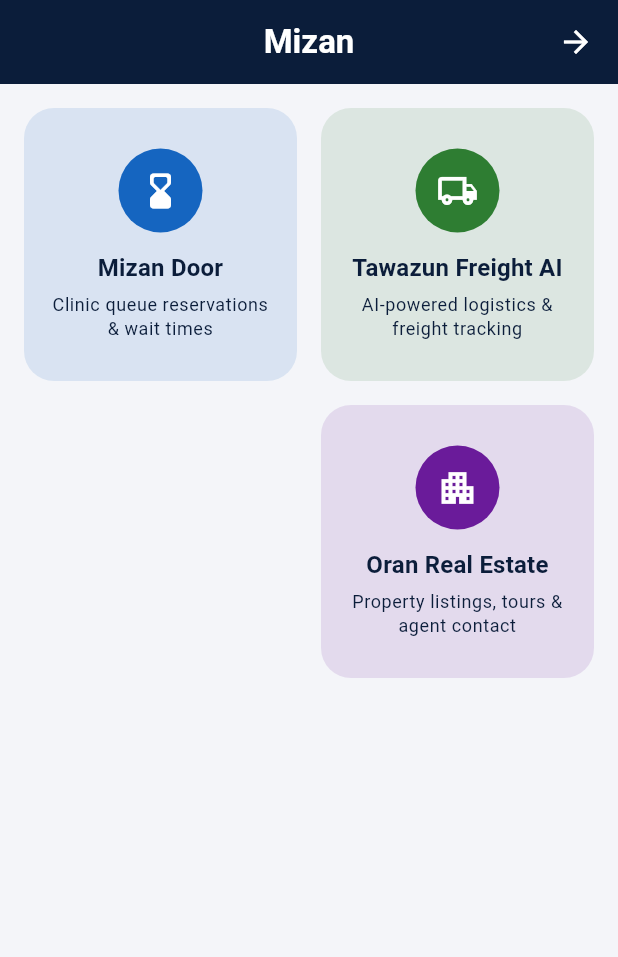
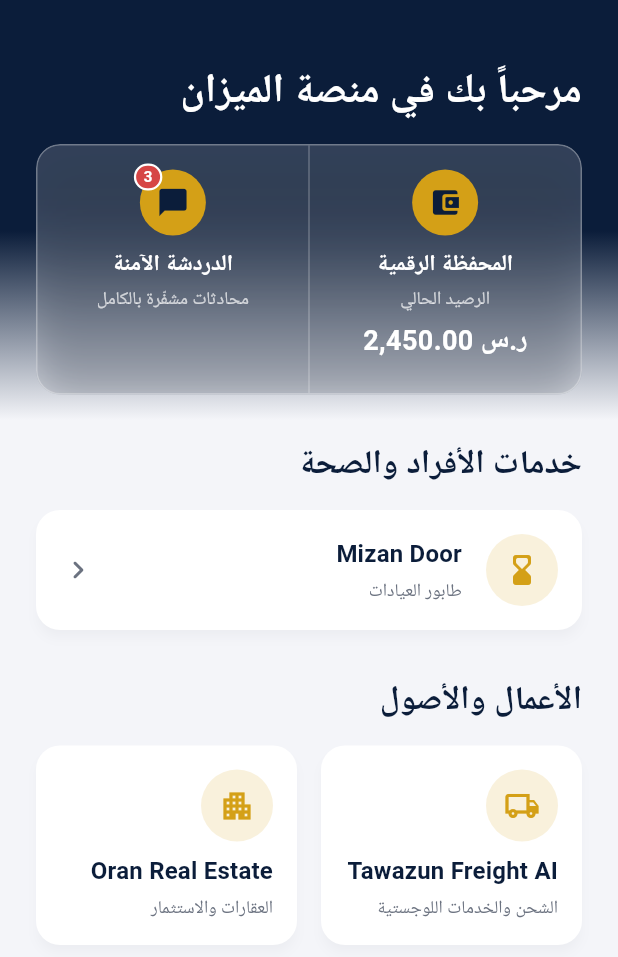
Before and after one commit to boubamalik-dotcom/my-mizan-app-6, a Flutter app: the HostDashboardPage screen opened by its route, on a phone screen of 412 x 824 dp. Shown: the top 957 px of the screen. Run offline on Flutter 3.47's test engine with Material 3 defaults, Android fonts, the phone set to English and light mode, and no system bars; our stand-ins replace dio, flutter_secure_storage, google_fonts, speech_to_text; accounts and stored records are empty.

Commit message:
Implement the Host Dashboard (Mizan Logic UI) and wire auth success to it
- Add HostDashboardPage (lib/features/dashboard/presentation/pages/dashboard_page.dart):
  a CustomScrollView with a transparent SliverAppBar greeting
  ("مرحباً بك في منصة الميزان") over a navy-to-background gradient backdrop.
- Add FulcrumCard: a frosted-glass (BackdropFilter + ClipRRect) card split
  50/50 between "المحفظة الرقمية" (placeholder balance) on the right and
  "الدردشة الآمنة" (with an unread badge) on the left — first/second Row
  children land right/left automatically under the app's RTL ambient
  Directionality.
- Add MiniProgramShowcaseCard (wide + compact variants): a full-width
  Mizan Door card under "خدمات الأفراد والصحة" (Scale 1/B2C), and two
  equal-width cards (Tawazun Freight AI, Oran Real Estate) under
  "الأعمال والأصول" (Scale 2/B2B) — all styled strictly with the Mizan
  navy/gold palette, 16px radius, and soft elevations regardless of each
  mini-program's own accent color.
- Add DashboardSectionHeader for consistent "Scale" section titles.
- Wire CoreNavigator's dashboard route to the new HostDashboardPage,
  replacing the old dynamic GridView. LoginPage/RegisterPage already
  navigated to CoreRoutes.dashboard via pushNamedAndRemoveUntil(...,
  (route) => false), which fully clears the back stack — no changes
  needed there for the back-button requirement.
- Update core_navigator_test.dart and add dashboard_page_test.dart
  (9 new tests: content, RTL right/left placement, navigation, and the
  wallet/chat "coming soon" notices).
- Fix a real 1px RenderFlex overflow in FulcrumCard surfaced only under
  real browser fonts (not the test-font environment) via a small
  padding buffer, verified visually in a live browser.

Co-authored-by: boubamalik-dotcom <boubamalik-dotcom@users.noreply.github.com>

```diff
--- a/mizan_frontend/lib/core/core_navigator.dart
+++ b/mizan_frontend/lib/core/core_navigator.dart
@@ -2,10 +2,10 @@ import 'package:flutter/material.dart';
 
 import '../features/auth/presentation/pages/login_page.dart';
 import '../features/auth/presentation/pages/register_page.dart';
+import '../features/dashboard/presentation/pages/dashboard_page.dart';
 import '../shared/network/interceptors.dart' show kLoginRouteName;
 import 'mini_program_loader/mini_program_base.dart';
 import 'mini_program_loader/mini_program_loader.dart';
-import 'mini_program_loader/mini_program_registry.dart';
 
 /// Route names recognized by the host shell's [CoreNavigator].
 ///
@@ -106,105 +106,6 @@ final class CoreNavigator {
   }
 }
 
-/// The Host Shell's main Dashboard: a grid of every mini-program
-/// registered in [MiniProgramRegistry].
-///
-/// This page never hard-codes which mini-programs exist — it simply
-/// renders whatever [MiniProgramRegistry.programs] returns, so adding,
-/// removing, or reordering mini-programs never requires touching this
-/// widget.
-class HostDashboardPage extends StatelessWidget {
-  HostDashboardPage({super.key, MiniProgramRegistry? registry})
-      : _registry = registry ?? MiniProgramRegistry.instance;
-
-  final MiniProgramRegistry _registry;
-
-  @override
-  Widget build(BuildContext context) {
-    final List<MiniProgram> programs = _registry.programs;
-
-    return Scaffold(
-      appBar: AppBar(title: const Text('Mizan')),
-      body: SafeArea(
-        child: programs.isEmpty
-            ? const Center(child: Text('No mini-programs available.'))
-            : GridView.builder(
-                padding: const EdgeInsets.all(16),
-                gridDelegate: const SliverGridDelegateWithFixedCrossAxisCount(
-                  crossAxisCount: 2,
-                  mainAxisSpacing: 16,
-                  crossAxisSpacing: 16,
-                  childAspectRatio: 1.0,
-                ),
-                itemCount: programs.length,
-                itemBuilder: (BuildContext context, int index) {
-                  final MiniProgram program = programs[index];
-                  return _MiniProgramTile(
-                    key: ValueKey<String>(program.id),
-                    program: program,
-                    onTap: () => Navigator.of(context).pushNamed(
-                      CoreRoutes.miniProgram,
-                      arguments: program.id,
-                    ),
-                  );
-                },
-              ),
-      ),
-    );
-  }
-}
-
-/// A single tappable dashboard tile representing one mini-program.
-class _MiniProgramTile extends StatelessWidget {
-  const _MiniProgramTile(
-      {super.key, required this.program, required this.onTap});
-
-  final MiniProgram program;
-  final VoidCallback onTap;
-
-  @override
-  Widget build(BuildContext context) {
-    return Material(
-      color: program.accentColor.withOpacity(0.12),
-      borderRadius: BorderRadius.circular(20),
-      child: InkWell(
-        borderRadius: BorderRadius.circular(20),
-        onTap: onTap,
-        child: Padding(
-          padding: const EdgeInsets.all(16),
-          child: Column(
-            mainAxisAlignment: MainAxisAlignment.center,
-            children: <Widget>[
-              CircleAvatar(
-                radius: 28,
-                backgroundColor: program.accentColor,
-                child: Icon(program.icon, color: Colors.white, size: 28),
-              ),
-              const SizedBox(height: 12),
-              Text(
-                program.title,
-                textAlign: TextAlign.center,
-                style: Theme.of(context)
-                    .textTheme
-                    .titleMedium
-                    ?.copyWith(fontWeight: FontWeight.w600),
-              ),
-              const SizedBox(height: 4),
-              Text(
-                program.description,
-                textAlign: TextAlign.center,
-                maxLines: 2,
-                overflow: TextOverflow.ellipsis,
-                style: Theme.of(context).textTheme.bodySmall,
-              ),
-            ],
-          ),
-        ),
-      ),
-    );
-  }
-}
-
 /// Generic host page for any mini-program.
 ///
 /// Lazily loads the requested mini-program through [MiniProgramLoader]
--- /dev/null
+++ b/mizan_frontend/lib/features/dashboard/presentation/pages/dashboard_page.dart
@@ -0,0 +1,188 @@
+import 'package:flutter/material.dart';
+
+import '../../../../core/core_navigator.dart';
+import '../../../../core/mini_program_loader/mini_program_registry.dart';
+import '../../../../shared/design_system/constants/app_constants.dart';
+import '../../../../shared/design_system/theme/color_scheme.dart';
+import '../widgets/dashboard_section_header.dart';
+import '../widgets/fulcrum_card.dart';
+import '../widgets/mini_program_showcase_card.dart';
+
+/// The Host Shell's main dashboard — the first screen an authenticated
+/// user lands on (see `LoginPage`/`RegisterPage`, which both replace
+/// the entire navigation stack with this route on success).
+///
+/// Laid out per the "Mizan Logic" home-screen design: a floating
+/// glass [FulcrumCard] balancing the app's two foundational features
+/// (Wallet and Chat), followed by two "Scales" of mini-programs —
+/// B2C ("خدمات الأفراد والصحة") and B2B ("الأعمال والأصول") — each a
+/// [MiniProgramShowcaseCard] linking into [CoreNavigator]'s existing
+/// [CoreRoutes.miniProgram] route.
+///
+/// This page intentionally does *not* render every
+/// [MiniProgramRegistry] entry generically (unlike the dynamic grid it
+/// replaces): the "Mizan Logic" layout curates specific, named
+/// mini-programs into specific sections, so it addresses each one by
+/// [MiniProgram.id] instead of iterating [MiniProgramRegistry.programs].
+/// [MiniProgramRegistry] is still the single source of truth for each
+/// mini-program's icon, keeping that one detail from drifting between
+/// the dashboard tile and the mini-program itself.
+class HostDashboardPage extends StatelessWidget {
+  HostDashboardPage({super.key, MiniProgramRegistry? registry})
+      : _registry = registry ?? MiniProgramRegistry.instance;
+
+  final MiniProgramRegistry _registry;
+
+  // Placeholder content until the real Wallet/Chat features (both
+  // still under construction in `core/wallet` and `core/chat`) are
+  // wired up. Kept as clearly-named constants, rather than magic
+  // literals inline, so replacing them later is a one-line change.
+  static const String _placeholderWalletBalance = '2,450.00 ر.س';
+  static const int _placeholderUnreadMessageCount = 3;
+
+  @override
+  Widget build(BuildContext context) {
+    return Scaffold(
+      backgroundColor: MizanColors.background,
+      body: Stack(
+        children: <Widget>[
+          const _HeaderBackdrop(),
+          CustomScrollView(
+            slivers: <Widget>[
+              const SliverAppBar(
+                backgroundColor: Colors.transparent,
+                elevation: 0,
+                automaticallyImplyLeading: false,
+                expandedHeight: 96,
+                flexibleSpace: FlexibleSpaceBar(
+                  titlePadding: EdgeInsetsDirectional.only(
+                    start: AppSpacing.lg,
+                    bottom: AppSpacing.md,
+                  ),
+                  centerTitle: false,
+                  title: Text(
+                    'مرحباً بك في منصة الميزان',
+                    style: TextStyle(
+                      color: Colors.white,
+                      fontSize: 18,
+                      fontWeight: FontWeight.w700,
+                    ),
+                  ),
+                ),
+              ),
+              SliverPadding(
+                padding: const EdgeInsets.fromLTRB(
+                  AppSpacing.lg,
+                  0,
+                  AppSpacing.lg,
+                  AppSpacing.xl,
+                ),
+                sliver: SliverList(
+                  delegate: SliverChildListDelegate(<Widget>[
+                    FulcrumCard(
+                      walletBalance: _placeholderWalletBalance,
+                      unreadMessageCount: _placeholderUnreadMessageCount,
+                      onWalletTap: () =>
+                          _showComingSoon(context, 'المحفظة الرقمية'),
+                      onChatTap: () =>
+                          _showComingSoon(context, 'الدردشة الآمنة'),
+                    ),
+                    const SizedBox(height: AppSpacing.xl),
+
+                    // -- Scale 1 (B2C) --------------------------------
+                    const DashboardSectionHeader(title: 'خدمات الأفراد والصحة'),
+                    const SizedBox(height: AppSpacing.md),
+                    MiniProgramShowcaseCard.wide(
+                      title: 'Mizan Door',
+                      subtitle: 'طابور العيادات',
+                      icon: _registry.getById('mizan_door').icon,
+                      onTap: () => _openMiniProgram(context, 'mizan_door'),
+                    ),
+                    const SizedBox(height: AppSpacing.xl),
+
+                    // -- Scale 2 (B2B) --------------------------------
+                    const DashboardSectionHeader(title: 'الأعمال والأصول'),
+                    const SizedBox(height: AppSpacing.md),
+                    // `IntrinsicHeight` bounds the row's height to its
+                    // tallest child's natural size *before*
+                    // `CrossAxisAlignment.stretch` tries to match both
+                    // cards to it — without it, the row (sitting inside
+                    // a height-unconstrained sliver list item) would
+                    // hand its children an invalid infinite-height
+                    // constraint while attempting to stretch them.
+                    IntrinsicHeight(
+                      child: Row(
+                        crossAxisAlignment: CrossAxisAlignment.stretch,
+                        children: <Widget>[
+                          Expanded(
+                            child: MiniProgramShowcaseCard.compact(
+                              title: 'Tawazun Freight AI',
+                              subtitle: 'الشحن والخدمات اللوجستية',
+                              icon:
+                                  _registry.getById('tawazun_freight_ai').icon,
+                              onTap: () => _openMiniProgram(
+                                  context, 'tawazun_freight_ai'),
+                            ),
+                          ),
+                          const SizedBox(width: AppSpacing.md),
+                          Expanded(
+                            child: MiniProgramShowcaseCard.compact(
+                              title: 'Oran Real Estate',
+                              subtitle: 'العقارات والاستثمار',
+                              icon: _registry.getById('oran_real_estate').icon,
+                              onTap: () =>
+                                  _openMiniProgram(context, 'oran_real_estate'),
+                            ),
+                          ),
+                        ],
+                      ),
+                    ),
+                  ]),
+                ),
+              ),
+            ],
+          ),
+        ],
+      ),
+    );
+  }
+
+  void _openMiniProgram(BuildContext context, String miniProgramId) {
+    Navigator.of(context).pushNamed(
+      CoreRoutes.miniProgram,
+      arguments: miniProgramId,
+    );
+  }
+
+  void _showComingSoon(BuildContext context, String featureName) {
+    ScaffoldMessenger.of(context)
+      ..hideCurrentSnackBar()
+      ..showSnackBar(SnackBar(content: Text('$featureName — قريباً.')));
+  }
+}
+
+/// The navy-to-background gradient sitting behind the dashboard's
+/// [SliverAppBar] and [FulcrumCard], giving the transparent app bar
+/// something to show and the frosted-glass card something to blur.
+class _HeaderBackdrop extends StatelessWidget {
+  const _HeaderBackdrop();
+
+  @override
+  Widget build(BuildContext context) {
+    return Container(
+      height: 280,
+      decoration: const BoxDecoration(
+        gradient: LinearGradient(
+          begin: Alignment.topCenter,
+          end: Alignment.bottomCenter,
+          colors: <Color>[
+            MizanColors.navy,
+            MizanColors.navy,
+            MizanColors.background,
+          ],
+          stops: <double>[0.0, 0.55, 1.0],
+        ),
+      ),
+    );
+  }
+}
--- /dev/null
+++ b/mizan_frontend/lib/features/dashboard/presentation/widgets/dashboard_section_header.dart
@@ -0,0 +1,26 @@
+import 'package:flutter/material.dart';
+
+import '../../../../shared/design_system/theme/color_scheme.dart';
+
+/// A small, consistent section title used to introduce each "Scale"
+/// of the dashboard (e.g. "خدمات الأفراد والصحة", "الأعمال والأصول").
+///
+/// Deliberately its own widget — rather than an inline `Text` repeated
+/// at every call site — so every section heading on the dashboard
+/// stays visually identical as more scales/sections are added later.
+class DashboardSectionHeader extends StatelessWidget {
+  const DashboardSectionHeader({super.key, required this.title});
+
+  final String title;
+
+  @override
+  Widget build(BuildContext context) {
+    return Text(
+      title,
+      style: Theme.of(context).textTheme.titleLarge?.copyWith(
+            color: MizanColors.navy,
+            fontWeight: FontWeight.w700,
+          ),
+    );
+  }
+}
--- /dev/null
+++ b/mizan_frontend/lib/features/dashboard/presentation/widgets/fulcrum_card.dart
@@ -0,0 +1,226 @@
+import 'dart:ui';
+
+import 'package:flutter/material.dart';
+
+import '../../../../shared/design_system/constants/app_constants.dart';
+import '../../../../shared/design_system/theme/color_scheme.dart';
+
+/// The dashboard's "fulcrum" — the single card balancing the Super
+/// App's two foundational Host Shell features, Wallet and Chat,
+/// against each other (a "مِيزان"/scale is, after all, a balance).
+///
+/// Rendered as frosted glass (`BackdropFilter` + `ClipRRect`) so it
+/// reads as floating above the navy header behind it, split evenly
+/// between:
+///
+///  * **Right half** (first child — under the app's RTL ambient
+///    [Directionality], a [Row]'s first child lands on the right):
+///    "المحفظة الرقمية" (Digital Wallet), showing [walletBalance].
+///  * **Left half**: "الدردشة الآمنة" (Secure Chat), showing an
+///    unread-message badge when [unreadMessageCount] is positive.
+class FulcrumCard extends StatelessWidget {
+  const FulcrumCard({
+    super.key,
+    required this.walletBalance,
+    this.unreadMessageCount = 0,
+    this.onWalletTap,
+    this.onChatTap,
+  });
+
+  /// Pre-formatted balance text (e.g. `"2,450.00 ر.س"`). Formatting is
+  /// the caller's responsibility — this widget only lays it out — so
+  /// it stays decoupled from wherever the real Wallet balance
+  /// eventually comes from.
+  final String walletBalance;
+
+  /// Number of unread chat messages; the badge is hidden entirely
+  /// when this is `0`.
+  final int unreadMessageCount;
+
+  final VoidCallback? onWalletTap;
+  final VoidCallback? onChatTap;
+
+  @override
+  Widget build(BuildContext context) {
+    return ClipRRect(
+      borderRadius: AppRadius.cardRadius,
+      child: BackdropFilter(
+        filter: ImageFilter.blur(sigmaX: 18, sigmaY: 18),
+        child: Container(
+          decoration: BoxDecoration(
+            color: Colors.white.withOpacity(0.16),
+            borderRadius: AppRadius.cardRadius,
+            border: Border.all(color: Colors.white.withOpacity(0.3)),
+            boxShadow: <BoxShadow>[
+              BoxShadow(
+                color: MizanColors.navyDark.withOpacity(0.3),
+                blurRadius: 24,
+                offset: const Offset(0, 10),
+              ),
+            ],
+          ),
+          child: IntrinsicHeight(
+            child: Row(
+              crossAxisAlignment: CrossAxisAlignment.stretch,
+              children: <Widget>[
+                Expanded(
+                  child: _FulcrumHalf(
+                    icon: Icons.account_balance_wallet_rounded,
+                    label: 'المحفظة الرقمية',
+                    onTap: onWalletTap,
+                    child: Column(
+                      mainAxisSize: MainAxisSize.min,
+                      children: <Widget>[
+                        const Text(
+                          'الرصيد الحالي',
+                          style: TextStyle(color: Colors.white70, fontSize: 12),
+                        ),
+                        const SizedBox(height: AppSpacing.xs),
+                        Text(
+                          walletBalance,
+                          textDirection: TextDirection.ltr,
+                          style: const TextStyle(
+                            color: Colors.white,
+                            fontSize: 18,
+                            fontWeight: FontWeight.w700,
+                          ),
+                        ),
+                      ],
+                    ),
+                  ),
+                ),
+                Container(width: 1, color: Colors.white.withOpacity(0.25)),
+                Expanded(
+                  child: _FulcrumHalf(
+                    icon: Icons.chat_bubble_rounded,
+                    label: 'الدردشة الآمنة',
+                    onTap: onChatTap,
+                    badgeCount: unreadMessageCount,
+                    child: const Text(
+                      'محادثات مشفّرة بالكامل',
+                      textAlign: TextAlign.center,
+                      style: TextStyle(color: Colors.white70, fontSize: 12),
+                    ),
+                  ),
+                ),
+              ],
+            ),
+          ),
+        ),
+      ),
+    );
+  }
+}
+
+class _FulcrumHalf extends StatelessWidget {
+  const _FulcrumHalf({
+    required this.icon,
+    required this.label,
+    required this.child,
+    this.badgeCount = 0,
+    this.onTap,
+  });
+
+  final IconData icon;
+  final String label;
+  final Widget child;
+  final int badgeCount;
+  final VoidCallback? onTap;
+
+  @override
+  Widget build(BuildContext context) {
+    return Material(
+      color: Colors.transparent,
+      child: InkWell(
+        onTap: onTap,
+        child: Padding(
+          // A few extra pixels of bottom padding beyond the symmetric
+          // `AppSpacing.md` used everywhere else: `IntrinsicHeight`
+          // (in `FulcrumCard.build`) sizes this row from an *estimated*
+          // intrinsic height of each half's `Text` content, which can
+          // land a hair short of that same content's *actual* layout
+          // height once real fonts are involved — a well-known,
+          // effectively-invisible sub-pixel rounding gap between
+          // Flutter's intrinsic-height and normal layout passes. This
+          // margin absorbs that gap so it never renders as an overflow
+          // warning.
+          padding: const EdgeInsets.fromLTRB(
+            AppSpacing.sm,
+            AppSpacing.md,
+            AppSpacing.sm,
+            AppSpacing.md + 6,
+          ),
+          child: Column(
+            mainAxisSize: MainAxisSize.min,
+            children: <Widget>[
+              _BadgedIcon(icon: icon, badgeCount: badgeCount),
+              const SizedBox(height: AppSpacing.sm),
+              Text(
+                label,
+                textAlign: TextAlign.center,
+                style: const TextStyle(
+                  color: Colors.white,
+                  fontWeight: FontWeight.w700,
+                  fontSize: 15,
+                ),
+              ),
+              const SizedBox(height: AppSpacing.xs),
+              child,
+            ],
+          ),
+        ),
+      ),
+    );
+  }
+}
+
+class _BadgedIcon extends StatelessWidget {
+  const _BadgedIcon({required this.icon, required this.badgeCount});
+
+  final IconData icon;
+  final int badgeCount;
+
+  @override
+  Widget build(BuildContext context) {
+    return Stack(
+      clipBehavior: Clip.none,
+      children: <Widget>[
+        CircleAvatar(
+          radius: 22,
+          backgroundColor: MizanColors.gold,
+          child: Icon(icon, color: MizanColors.navy, size: 22),
+        ),
+        if (badgeCount > 0)
+          PositionedDirectional(
+            top: -4,
+            // `PositionedDirectional.end` (rather than plain
+            // `Positioned.right`) resolves against the ambient
+            // [Directionality], so the badge stays pinned to the
+            // icon's outer edge correctly under the app's RTL layout
+            // instead of flipping to the wrong side.
+            end: -4,
+            child: Container(
+              padding: const EdgeInsets.symmetric(horizontal: 5, vertical: 1),
+              constraints: const BoxConstraints(minWidth: 18),
+              decoration: BoxDecoration(
+                color: MizanColors.error,
+                borderRadius: BorderRadius.circular(9),
+                border: Border.all(color: Colors.white, width: 1.5),
+              ),
+              child: Text(
+                badgeCount > 9 ? '9+' : '$badgeCount',
+                textAlign: TextAlign.center,
+                textDirection: TextDirection.ltr,
+                style: const TextStyle(
+                  color: Colors.white,
+                  fontSize: 10,
+                  fontWeight: FontWeight.w700,
+                  height: 1.3,
+                ),
+              ),
+            ),
+          ),
+      ],
+    );
+  }
+}
--- /dev/null
+++ b/mizan_frontend/lib/features/dashboard/presentation/widgets/mini_program_showcase_card.dart
@@ -0,0 +1,131 @@
+import 'package:flutter/material.dart';
+
+import '../../../../shared/design_system/constants/app_constants.dart';
+import '../../../../shared/design_system/theme/color_scheme.dart';
+
+/// A tappable, white, 16px-rounded showcase card linking to one
+/// mini-program from the dashboard.
+///
+/// Supports two layouts so it can serve both "Scale" sections without
+/// duplicating a second widget:
+///
+///  * [MiniProgramShowcaseCard.wide] — a full-width row (icon beside
+///    title/subtitle), used for the single Scale 1 (B2C) entry.
+///  * [MiniProgramShowcaseCard.compact] — a vertical layout (icon
+///    above title/subtitle), used for the two side-by-side Scale 2
+///    (B2B) entries.
+///
+/// Deliberately styled with only the Mizan brand's navy/gold palette
+/// (never a mini-program's own [MiniProgram.accentColor]) so the
+/// dashboard's top-level identity stays strictly on-brand; each
+/// mini-program's own accent color still applies once it is actually
+/// opened.
+class MiniProgramShowcaseCard extends StatelessWidget {
+  const MiniProgramShowcaseCard.wide({
+    super.key,
+    required this.title,
+    required this.subtitle,
+    required this.icon,
+    required this.onTap,
+  }) : _wide = true;
+
+  const MiniProgramShowcaseCard.compact({
+    super.key,
+    required this.title,
+    required this.subtitle,
+    required this.icon,
+    required this.onTap,
+  }) : _wide = false;
+
+  /// The mini-program's own brand name (kept as-is, e.g. "Mizan
+  /// Door" — brand names are not translated).
+  final String title;
+
+  /// Short Arabic description of what the mini-program does.
+  final String subtitle;
+
+  final IconData icon;
+  final VoidCallback onTap;
+  final bool _wide;
+
+  @override
+  Widget build(BuildContext context) {
+    return Material(
+      color: MizanColors.surface,
+      borderRadius: AppRadius.cardRadius,
+      elevation: 3,
+      shadowColor: MizanColors.navy.withOpacity(0.08),
+      child: InkWell(
+        borderRadius: AppRadius.cardRadius,
+        onTap: onTap,
+        child: Padding(
+          padding: const EdgeInsets.all(AppSpacing.md),
+          child: _wide ? _buildWide(context) : _buildCompact(context),
+        ),
+      ),
+    );
+  }
+
+  Widget _buildWide(BuildContext context) {
+    return Row(
+      children: <Widget>[
+        _iconBadge(),
+        const SizedBox(width: AppSpacing.md),
+        Expanded(
+          child: Column(
+            crossAxisAlignment: CrossAxisAlignment.start,
+            children: <Widget>[
+              Text(title, style: _titleStyle(context)),
+              const SizedBox(height: AppSpacing.xs),
+              Text(subtitle, style: _subtitleStyle(context)),
+            ],
+          ),
+        ),
+        const Icon(
+          Icons.chevron_left_rounded,
+          color: MizanColors.textSecondary,
+        ),
+      ],
+    );
+  }
+
+  Widget _buildCompact(BuildContext context) {
+    return Column(
+      crossAxisAlignment: CrossAxisAlignment.start,
+      children: <Widget>[
+        _iconBadge(),
+        const SizedBox(height: AppSpacing.sm),
+        Text(title, style: _titleStyle(context)),
+        const SizedBox(height: AppSpacing.xs),
+        Text(
+          subtitle,
+          style: _subtitleStyle(context),
+          maxLines: 2,
+          overflow: TextOverflow.ellipsis,
+        ),
+      ],
+    );
+  }
+
+  Widget _iconBadge() {
+    return CircleAvatar(
+      radius: 24,
+      backgroundColor: MizanColors.gold.withOpacity(0.15),
+      child: Icon(icon, color: MizanColors.gold, size: 24),
+    );
+  }
+
+  TextStyle? _titleStyle(BuildContext context) {
+    return Theme.of(context).textTheme.titleMedium?.copyWith(
+          color: MizanColors.navy,
+          fontWeight: FontWeight.w700,
+        );
+  }
+
+  TextStyle? _subtitleStyle(BuildContext context) {
+    return Theme.of(context)
+        .textTheme
+        .bodySmall
+        ?.copyWith(color: MizanColors.textSecondary);
+  }
+}
```
Also changed, not shown: 2 other files.
